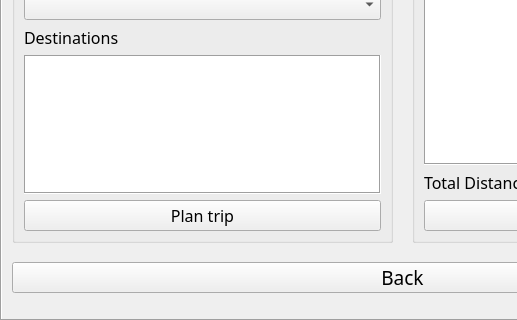
Qt form mainwindow.ui (RSpeckles/Baseball) before a commit; both pictures show x 0 to 517 and y 280 to 600 of the 800 by 600 pixel window.
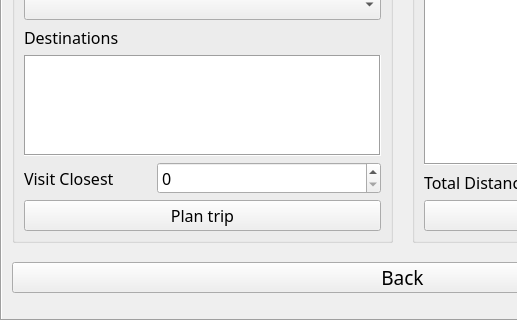
The same form after that commit. The open tabs and pages were chosen to show the change.

Commit message: Visit closest stadiums works

Patch:
```diff
--- a/mainwindow.ui
+++ b/mainwindow.ui
@@ -844,9 +844,6 @@
          </property>
         </widget>
        </item>
-       <item row="1" column="0" colspan="2">
-        <widget class="QComboBox" name="comboPlanStadiums"/>
-       </item>
        <item row="4" column="0">
         <widget class="QLabel" name="labelDestinations">
          <property name="font">
@@ -871,13 +868,33 @@
          </property>
         </widget>
        </item>
-       <item row="7" column="0" colspan="2">
+       <item row="9" column="0" colspan="2">
         <widget class="QPushButton" name="buttonPlanTrip">
          <property name="text">
           <string>Plan trip</string>
          </property>
         </widget>
        </item>
+       <item row="1" column="0" colspan="2">
+        <widget class="QComboBox" name="comboPlanStadiums"/>
+       </item>
+       <item row="7" column="1">
+        <widget class="QSpinBox" name="spinClosest"/>
+       </item>
+       <item row="7" column="0">
+        <widget class="QLabel" name="labelStartingCollege_2">
+         <property name="font">
+          <font>
+           <family>Bahnschrift Light</family>
+           <pointsize>12</pointsize>
+           <bold>false</bold>
+          </font>
+         </property>
+         <property name="text">
+          <string>Visit Closest</string>
+         </property>
+        </widget>
+       </item>
       </layout>
      </widget>
      <widget class="QGroupBox" name="groupCollegePath">
```
The commit also changes 4 other files.
